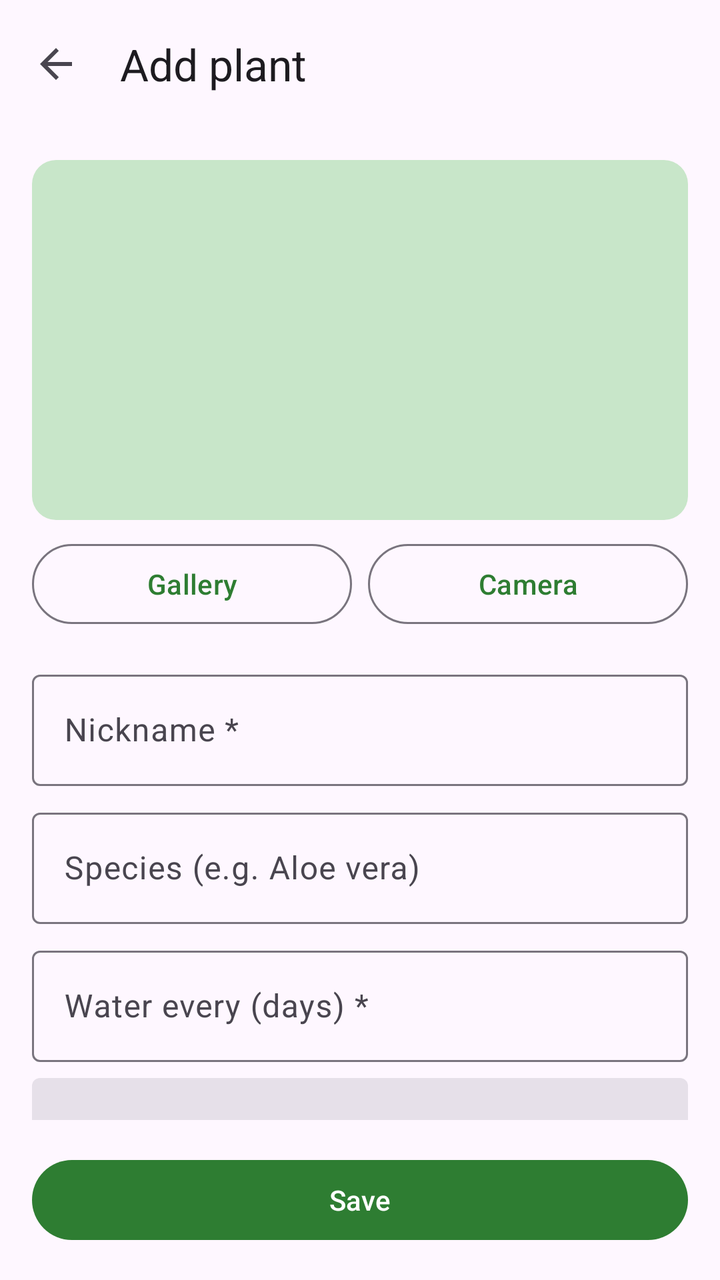
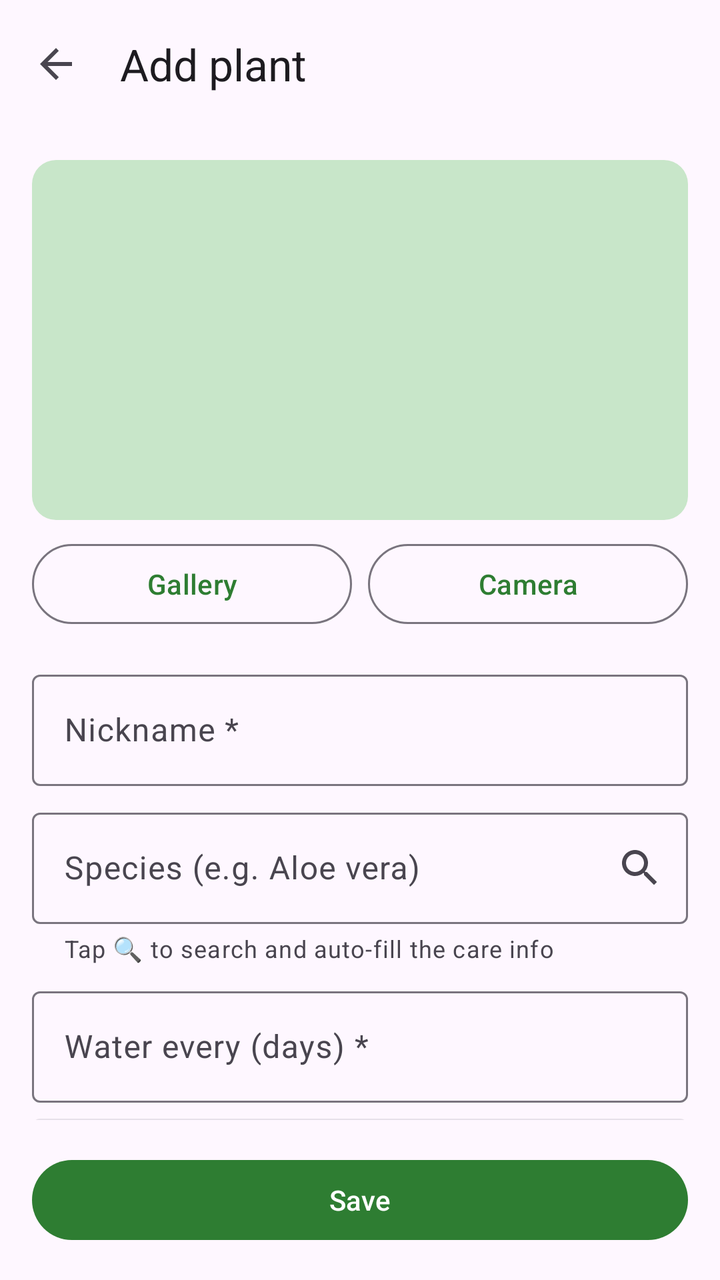

Compare the two renders of this Android layout. The source of the first and the diff that turns it into the second are given below.
<!-- AndroidManifest.xml: application theme Theme.WaterWise -->
<!-- res/layout/activity_add_edit_plant.xml -->
<?xml version="1.0" encoding="utf-8"?>
<LinearLayout xmlns:android="http://schemas.android.com/apk/res/android"
    xmlns:app="http://schemas.android.com/apk/res-auto"
    android:id="@+id/main_root"
    android:layout_width="match_parent"
    android:layout_height="match_parent"
    android:orientation="vertical">

    <com.google.android.material.appbar.MaterialToolbar
        android:id="@+id/toolbar"
        android:layout_width="match_parent"
        android:layout_height="?attr/actionBarSize"
        app:navigationIcon="?attr/homeAsUpIndicator"
        app:title="@string/add_plant" />

    <androidx.core.widget.NestedScrollView
        android:layout_width="match_parent"
        android:layout_height="0dp"
        android:layout_weight="1">

        <LinearLayout
            android:layout_width="match_parent"
            android:layout_height="wrap_content"
            android:orientation="vertical"
            android:padding="16dp">

            
            <com.google.android.material.imageview.ShapeableImageView
                android:id="@+id/image"
                android:layout_width="match_parent"
                android:layout_height="180dp"
                android:background="?attr/colorPrimaryContainer"
                android:contentDescription="@null"
                android:scaleType="centerCrop"
                app:shapeAppearanceOverlay="@style/ShapeAppearance.WaterWise.Rounded" />

            <LinearLayout
                android:id="@+id/photo_buttons"
                android:layout_width="match_parent"
                android:layout_height="wrap_content"
                android:layout_marginTop="8dp"
                android:orientation="horizontal">

                <Button
                    android:id="@+id/button_gallery"
                    style="?attr/materialButtonOutlinedStyle"
                    android:layout_width="0dp"
                    android:layout_height="wrap_content"
                    android:layout_marginEnd="4dp"
                    android:layout_weight="1"
                    android:text="@string/photo_gallery" />

                <Button
                    android:id="@+id/button_camera"
                    style="?attr/materialButtonOutlinedStyle"
                    android:layout_width="0dp"
                    android:layout_height="wrap_content"
                    android:layout_marginStart="4dp"
                    android:layout_weight="1"
                    android:text="@string/photo_camera" />
            </LinearLayout>

            <com.google.android.material.textfield.TextInputLayout
                android:id="@+id/layout_nickname"
                android:layout_width="match_parent"
                android:layout_height="wrap_content"
                android:layout_marginTop="16dp"
                android:hint="@string/hint_nickname">

                <com.google.android.material.textfield.TextInputEditText
                    android:id="@+id/input_nickname"
                    android:layout_width="match_parent"
                    android:layout_height="wrap_content"
                    android:inputType="textCapSentences" />
            </com.google.android.material.textfield.TextInputLayout>

            <com.google.android.material.textfield.TextInputLayout
                android:id="@+id/layout_species"
                android:layout_width="match_parent"
                android:layout_height="wrap_content"
                android:layout_marginTop="8dp"
                android:hint="@string/hint_species">

                <com.google.android.material.textfield.TextInputEditText
                    android:id="@+id/input_species"
                    android:layout_width="match_parent"
                    android:layout_height="wrap_content"
                    android:inputType="textCapWords" />
            </com.google.android.material.textfield.TextInputLayout>

            <com.google.android.material.textfield.TextInputLayout
                android:id="@+id/layout_interval"
                android:layout_width="match_parent"
                android:layout_height="wrap_content"
                android:layout_marginTop="8dp"
                android:hint="@string/hint_interval">

                <com.google.android.material.textfield.TextInputEditText
                    android:id="@+id/input_interval"
                    android:layout_width="match_parent"
                    android:layout_height="wrap_content"
                    android:inputType="number"
                    android:maxLength="2" />
            </com.google.android.material.textfield.TextInputLayout>

            
            <com.google.android.material.textfield.TextInputLayout
                style="?attr/textInputFilledExposedDropdownMenuStyle"
                android:layout_width="match_parent"
                android:layout_height="wrap_content"
                android:layout_marginTop="8dp"
                android:hint="@string/hint_sunlight">

                <com.google.android.material.textfield.MaterialAutoCompleteTextView
                    android:id="@+id/input_sunlight"
                    android:layout_width="match_parent"
                    android:layout_height="wrap_content"
                    android:inputType="none"
                    app:simpleItems="@array/sunlight_options" />
            </com.google.android.material.textfield.TextInputLayout>

            <com.google.android.material.textfield.TextInputLayout
                android:layout_width="match_parent"
                android:layout_height="wrap_content"
                android:layout_marginTop="8dp"
                android:hint="@string/hint_last_watered">

                
                <com.google.android.material.textfield.TextInputEditText
                    android:id="@+id/input_last_watered"
                    android:layout_width="match_parent"
                    android:layout_height="wrap_content"
                    android:cursorVisible="false"
                    android:focusable="false"
                    android:inputType="none" />
            </com.google.android.material.textfield.TextInputLayout>

            <com.google.android.material.materialswitch.MaterialSwitch
                android:id="@+id/switch_outdoor"
                android:layout_width="match_parent"
                android:layout_height="wrap_content"
                android:layout_marginTop="8dp"
                android:text="@string/outdoor_switch" />

            <com.google.android.material.textfield.TextInputLayout
                android:layout_width="match_parent"
                android:layout_height="wrap_content"
                android:layout_marginTop="8dp"
                android:hint="@string/hint_notes">

                <com.google.android.material.textfield.TextInputEditText
                    android:id="@+id/input_notes"
                    android:layout_width="match_parent"
                    android:layout_height="wrap_content"
                    android:gravity="top"
                    android:inputType="textMultiLine|textCapSentences"
                    android:minLines="2" />
            </com.google.android.material.textfield.TextInputLayout>
        </LinearLayout>
    </androidx.core.widget.NestedScrollView>

    <Button
        android:id="@+id/button_save"
        android:layout_width="match_parent"
        android:layout_height="wrap_content"
        android:layout_margin="16dp"
        android:text="@string/save" />

</LinearLayout>
<!-- resources referenced by this layout -->
<resources>
  <string-array name="sunlight_options">
          <item>Full sun</item>
          <item>Part sun</item>
          <item>Part shade</item>
          <item>Full shade</item>
      </string-array>
  <string name="add_plant">Add plant</string>
  <string name="hint_interval">Water every (days) *</string>
  <string name="hint_last_watered">Last watered</string>
  <string name="hint_nickname">Nickname *</string>
  <string name="hint_notes">Notes</string>
  <string name="hint_species">Species (e.g. Aloe vera)</string>
  <string name="hint_sunlight">Sunlight</string>
  <string name="outdoor_switch">Outdoor plant (adjusted to the weather)</string>
  <string name="photo_camera">Camera</string>
  <string name="photo_gallery">Gallery</string>
  <string name="save">Save</string>
  <style name="ShapeAppearance.WaterWise.Rounded" parent="">
          <item name="cornerFamily">rounded</item>
          <item name="cornerSize">12dp</item>
      </style>
  <style name="Theme.WaterWise" parent="Theme.Material3.DayNight.NoActionBar">
          <item name="colorPrimary">@color/green_700</item>
          <item name="colorOnPrimary">@android:color/white</item>
          <item name="colorPrimaryContainer">@color/green_100</item>
          <item name="colorOnPrimaryContainer">@color/green_900</item>
          <item name="colorSecondary">@color/blue_600</item>
          <item name="colorOnSecondary">@android:color/white</item>
          <item name="colorSecondaryContainer">@color/blue_100</item>
      </style>
  <color name="green_700">#2E7D32</color>
  <color name="green_100">#C8E6C9</color>
  <color name="green_900">#1B5E20</color>
  <color name="blue_600">#0288D1</color>
  <color name="blue_100">#B3E5FC</color>
</resources>

<!-- the commit's change to res/layout/activity_add_edit_plant.xml (unified diff, before → after) -->
@@ -79,7 +79,11 @@
                 android:layout_width="match_parent"
                 android:layout_height="wrap_content"
                 android:layout_marginTop="8dp"
-                android:hint="@string/hint_species">
+                android:hint="@string/hint_species"
+                app:endIconContentDescription="@string/search_species"
+                app:endIconDrawable="@drawable/ic_search"
+                app:endIconMode="custom"
+                app:helperText="@string/species_helper">
 
                 <com.google.android.material.textfield.TextInputEditText
                     android:id="@+id/input_species"
<!-- resource entries referenced after the edit -->
@@ -6,6 +6,17 @@
           <item>Part shade</item>
           <item>Full shade</item>
       </string-array>
+  <!-- drawable ic_search (drawable) -->
+  <vector xmlns:android="http://schemas.android.com/apk/res/android"
+      android:width="24dp"
+      android:height="24dp"
+      android:tint="?attr/colorControlNormal"
+      android:viewportWidth="24"
+      android:viewportHeight="24">
+      <path
+          android:fillColor="@android:color/white"
+          android:pathData="M15.5,14h-0.79l-0.28,-0.27C15.41,12.59 16,11.11 16,9.5 16,5.91 13.09,3 9.5,3S3,5.91 3,9.5 5.91,16 9.5,16c1.61,0 3.09,-0.59 4.23,-1.57l0.27,0.28v0.79l5,4.99L20.49,19l-4.99,-5zM9.5,14C7.01,14 5,11.99 5,9.5S7.01,5 9.5,5 14,7.01 14,9.5 11.990,14 9.5,14z" />
+  </vector>
   <string name="add_plant">Add plant</string>
   <string name="hint_interval">Water every (days) *</string>
   <string name="hint_last_watered">Last watered</string>
@@ -17,6 +28,8 @@
   <string name="photo_camera">Camera</string>
   <string name="photo_gallery">Gallery</string>
   <string name="save">Save</string>
+  <string name="search_species">Search species</string>
+  <string name="species_helper">Tap 🔍 to search and auto-fill the care info</string>
   <style name="ShapeAppearance.WaterWise.Rounded" parent="">
           <item name="cornerFamily">rounded</item>
           <item name="cornerSize">12dp</item>
